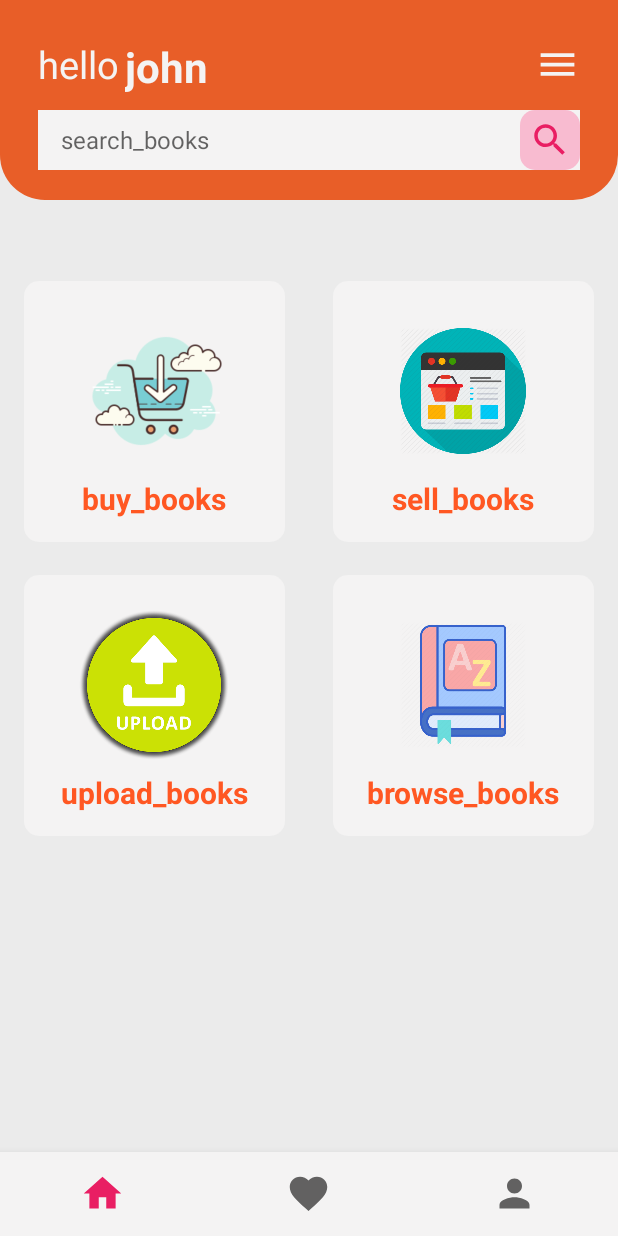
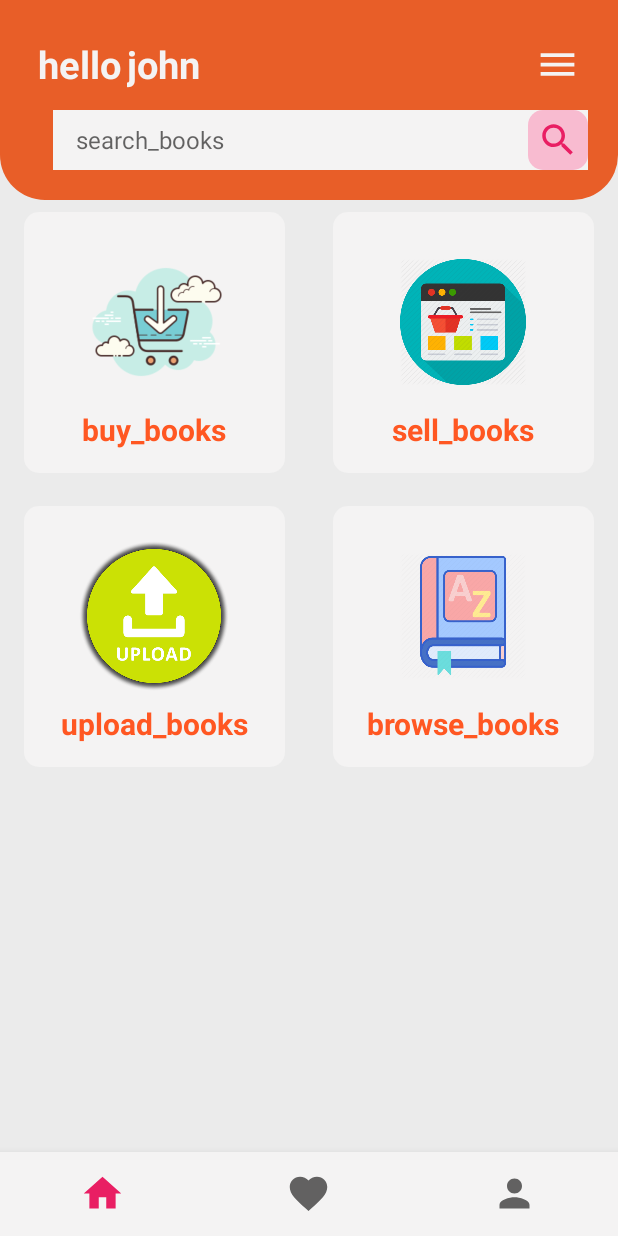
Before and after one commit to Group-P/ITC327W_Bookah, an Android app: the Home screen opened directly, with no data from a screen before it, on a phone screen of 412 x 824 dp. Run offline under Robolectric (Android 15) with nearby library versions, the phone set to English and light mode, and no system bars; 2 statements that could not run were skipped.

Commit message:
210034408 - 03 Jan 2021 Sun - Update - I updated the Home.xml layout's constraints. I added code on the Home.java activity to display the user's name on the Dashboard.

```diff
--- a/app/src/main/java/com/example/itc327w_bookah_mobile/Activities/Home.java
+++ b/app/src/main/java/com/example/itc327w_bookah_mobile/Activities/Home.java
@@ -3,14 +3,25 @@ package com.example.itc327w_bookah_mobile.Activities;
 import androidx.appcompat.app.AppCompatActivity;
 
 import android.os.Bundle;
+import android.widget.TextView;
 
+import com.example.itc327w_bookah_mobile.Common.Common;
 import com.example.itc327w_bookah_mobile.R;
 
 public class Home extends AppCompatActivity {
+
+    TextView textUsername;
+    TextView tvHello;
 
     @Override
     protected void onCreate(Bundle savedInstanceState) {
         super.onCreate(savedInstanceState);
         setContentView(R.layout.activity_home);
+
+        tvHello = (TextView) findViewById(R.id.tvHello);
+        tvHello.setText(Common.currentUser.getFirstName());
+
+        textUsername = (TextView) findViewById(R.id.textUsername);
+        textUsername.setText(Common.currentUser.getLastName());
     }
 }
--- a/app/src/main/res/layout/activity_home.xml
+++ b/app/src/main/res/layout/activity_home.xml
@@ -26,6 +26,7 @@
             android:text="@string/hello"
             android:textColor="@color/white"
             android:textSize="25sp"
+            android:textStyle="bold"
             app:layout_constraintTop_toTopOf="parent"
             app:layout_constraintStart_toStartOf="parent"
             />
@@ -37,7 +38,7 @@
             android:layout_marginStart="4dp"
             android:layout_marginTop="15dp"
             android:text="@string/john"
-            android:textSize="28sp"
+            android:textSize="25sp"
             android:textColor="@color/white"
             android:textStyle="bold"
             app:layout_constraintStart_toEndOf="@id/tvHello"
@@ -51,22 +52,23 @@
             android:layout_marginEnd="15dp"
             android:contentDescription="@string/app_name"
             android:src="@drawable/ic_menu"
-            app:tint="@color/white"
             app:layout_constraintBottom_toBottomOf="@id/tvHello"
             app:layout_constraintEnd_toEndOf="parent"
             app:layout_constraintTop_toTopOf="@id/tvHello"
-            />
+            app:tint="@color/white" />
 
         <LinearLayout
             android:layout_width="match_parent"
             android:layout_height="wrap_content"
-            android:layout_marginStart="15dp"
-            android:layout_marginEnd="15dp"
+            android:layout_marginStart="25dp"
             android:layout_marginTop="15dp"
+            android:layout_marginEnd="10dp"
             android:layout_marginBottom="10dp"
             android:background="@color/white"
             android:orientation="horizontal"
             app:layout_constraintBottom_toBottomOf="parent"
+            app:layout_constraintEnd_toEndOf="parent"
+            app:layout_constraintStart_toStartOf="parent"
             app:layout_constraintTop_toBottomOf="@id/ivMenu">
 
             <EditText
@@ -76,12 +78,12 @@
                 android:background="@null"
                 android:hint="@string/search_books"
                 android:imeOptions="actionSearch"
+                android:importantForAutofill="no"
                 android:inputType="text"
                 android:paddingStart="15dp"
                 android:paddingEnd="15dp"
                 android:textColor="@color/colorAccent"
-                android:textSize="16sp"
-                android:importantForAutofill="no"/>
+                android:textSize="16sp" />
 
             <ImageView
                 android:layout_width="40dp"
@@ -90,19 +92,18 @@
                 android:contentDescription="@string/app_name"
                 android:padding="6dp"
                 android:src="@drawable/ic_search"
-                app:tint="@color/colorPrimary"
-                />
+                app:tint="@color/colorPrimary" />
         </LinearLayout>
 
     </androidx.constraintlayout.widget.ConstraintLayout>
 
     <ScrollView
+        android:id="@+id/scrollView2"
         android:layout_width="match_parent"
         android:layout_height="0dp"
-        android:layout_marginTop="32dp"
         android:overScrollMode="never"
         android:scrollbars="none"
-        app:layout_constraintBottom_toBottomOf="parent"
+        app:layout_constraintBottom_toTopOf="@id/bottomNavView"
         app:layout_constraintEnd_toEndOf="parent"
         app:layout_constraintStart_toStartOf="parent"
         app:layout_constraintTop_toBottomOf="@id/layoutHeader">
@@ -116,11 +117,12 @@
                 android:layout_width="0dp"
                 android:layout_height="wrap_content"
                 android:layout_marginStart="16dp"
-                android:layout_marginTop="22dp"
+                android:layout_marginTop="8dp"
                 android:layout_marginEnd="16dp"
                 android:background="@drawable/white_rectangle_background"
                 android:orientation="vertical"
                 android:padding="15dp"
+                app:layout_constraintBottom_toTopOf="@+id/layoutUploadBooks"
                 app:layout_constraintDimensionRatio="@null"
                 app:layout_constraintEnd_toStartOf="@id/layoutSelling"
                 app:layout_constraintStart_toStartOf="parent"
@@ -150,11 +152,12 @@
                 android:layout_width="0dp"
                 android:layout_height="wrap_content"
                 android:layout_marginStart="16dp"
-                android:layout_marginTop="22dp"
+                android:layout_marginTop="8dp"
                 android:layout_marginEnd="16dp"
                 android:background="@drawable/white_rectangle_background"
                 android:orientation="vertical"
                 android:padding="15dp"
+                app:layout_constraintBottom_toTopOf="@+id/layoutViewBooks"
                 app:layout_constraintDimensionRatio="@null"
                 app:layout_constraintEnd_toEndOf="parent"
                 app:layout_constraintStart_toEndOf="@id/layoutBuying"
@@ -187,9 +190,11 @@
                 android:layout_marginStart="16dp"
                 android:layout_marginTop="22dp"
                 android:layout_marginEnd="16dp"
+                android:layout_marginBottom="8dp"
                 android:background="@drawable/white_rectangle_background"
                 android:orientation="vertical"
                 android:padding="15dp"
+                app:layout_constraintBottom_toBottomOf="parent"
                 app:layout_constraintDimensionRatio="@null"
                 app:layout_constraintEnd_toEndOf="parent"
                 app:layout_constraintStart_toEndOf="@id/layoutUploadBooks"
@@ -222,9 +227,11 @@
                 android:layout_marginStart="16dp"
                 android:layout_marginTop="22dp"
                 android:layout_marginEnd="16dp"
+                android:layout_marginBottom="8dp"
                 android:background="@drawable/white_rectangle_background"
                 android:orientation="vertical"
                 android:padding="15dp"
+                app:layout_constraintBottom_toBottomOf="parent"
                 app:layout_constraintDimensionRatio="@null"
                 app:layout_constraintEnd_toStartOf="@id/layoutViewBooks"
                 app:layout_constraintStart_toStartOf="parent"
@@ -262,6 +269,9 @@
         app:itemIconSize="30dp"
         app:labelVisibilityMode="unlabeled"
         app:layout_constraintBottom_toBottomOf="parent"
-        app:menu="@menu/navigation_menu"/>
+        app:layout_constraintEnd_toEndOf="parent"
+        app:layout_constraintStart_toStartOf="parent"
+        app:layout_constraintTop_toBottomOf="@+id/scrollView2"
+        app:menu="@menu/navigation_menu" />
 
 </androidx.constraintlayout.widget.ConstraintLayout>
```
